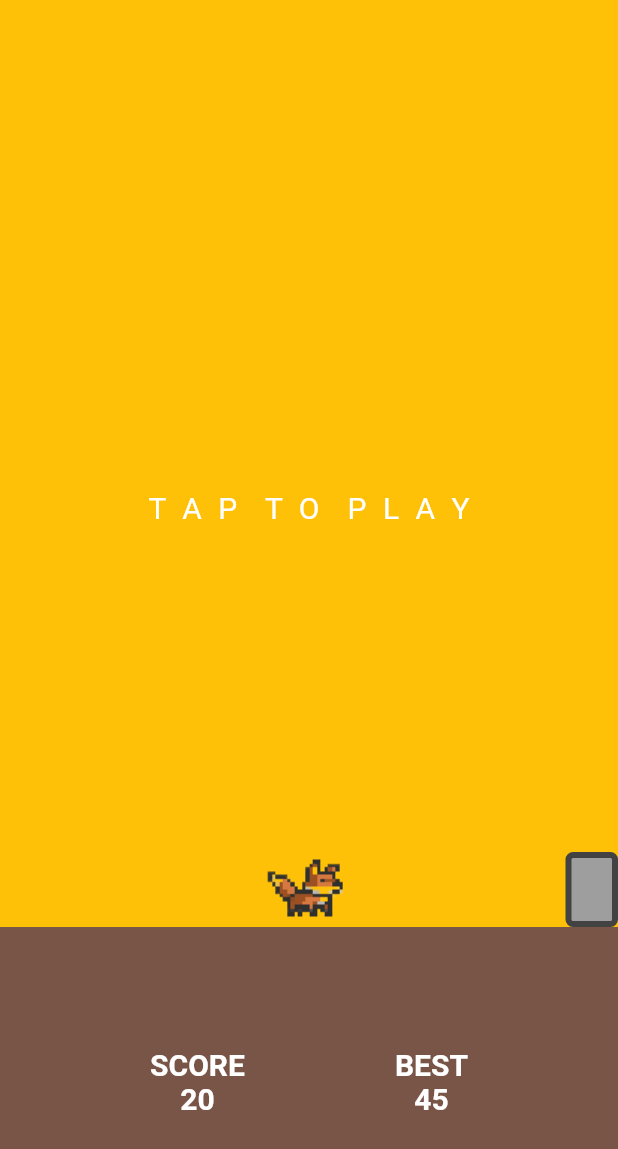
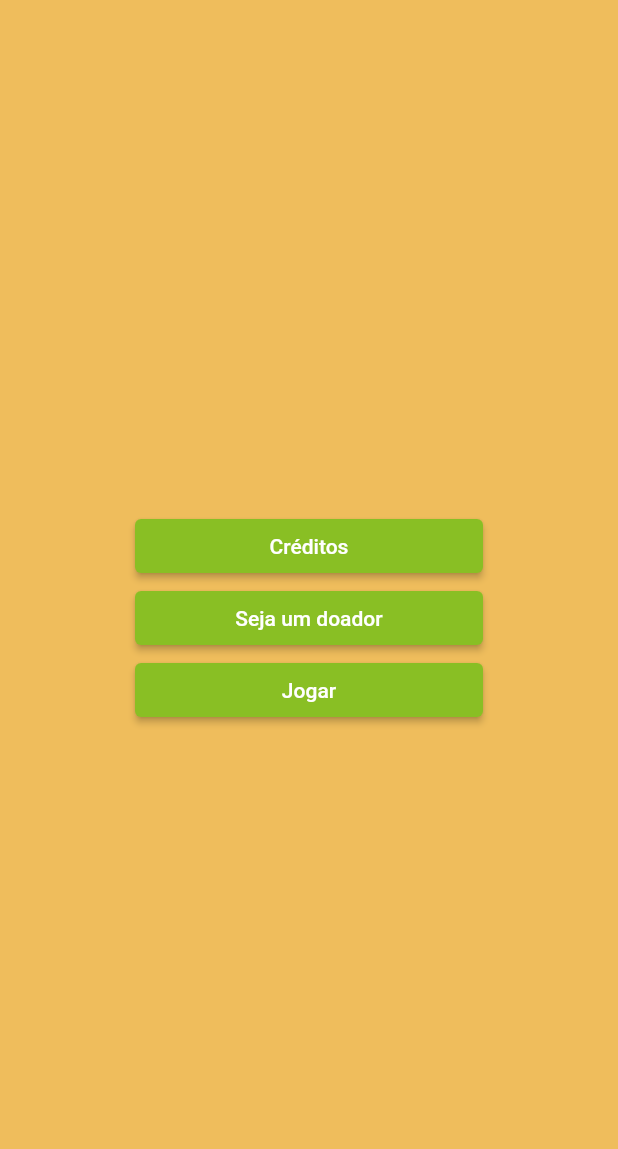
Before and after one commit to jvsena42/apipa_game_flutter, a Flutter app: the screen it shows after launch, on a phone screen of 412 x 824 dp. Shown: the top 1149 px of the screen. Run offline on Flutter 3.47's test engine with Material 2 defaults, Android fonts, the light colour scheme and no system bars.

Commit message:
feat: navigation

```diff
--- /dev/null
+++ b/lib/components/buttons.dart
@@ -0,0 +1,17 @@
+import 'package:flutter/material.dart';
+
+class NormalButton extends StatelessWidget {
+
+  final String label;
+  final void Function()? onPress;
+
+  NormalButton({required this.label, this.onPress});
+
+  @override
+  Widget build(BuildContext context) {
+    return ElevatedButton(
+      onPressed: onPress,
+      child: Text(label),
+    );
+  }
+}
--- a/lib/main.dart
+++ b/lib/main.dart
@@ -1,18 +1,25 @@
-import 'package:apipa_game_flutter/screens/homepage.dart';
+import 'package:apipa_game_flutter/constants/colors.dart';
+import 'package:apipa_game_flutter/screens/game.dart';
+import 'package:apipa_game_flutter/screens/home.dart';
 import 'package:flutter/material.dart';
 
 void main() {
-  runApp(const MyApp());
+  runApp(MyApp());
 }
 
 class MyApp extends StatelessWidget {
-  const MyApp({Key? key}) : super(key: key);
-
   @override
   Widget build(BuildContext context) {
-    return const MaterialApp(
-      debugShowCheckedModeBanner: false,
-      home: HomePage(),
+    return MaterialApp(
+      theme: ThemeData.light().copyWith(
+        colorScheme: const ColorScheme.light(primary: kGreen),
+        scaffoldBackgroundColor: kDarkYellow,
+      ),
+      initialRoute: 'home',
+      routes: {
+        'home': (context) => Home(),
+        'game': (context) => GamePage()
+      },
     );
   }
 }
--- a/lib/screens/homepage.dart
+++ b/lib/screens/game.dart
@@ -6,14 +6,13 @@ import 'package:apipa_game_flutter/material.dart';
 import 'package:flutter/cupertino.dart';
 import 'package:flutter/material.dart';
 
-class HomePage extends StatefulWidget {
-  const HomePage({Key? key}) : super(key: key);
+class GamePage extends StatefulWidget {
 
   @override
-  _HomePageState createState() => _HomePageState();
+  _GamePageState createState() => _GamePageState();
 }
 
-class _HomePageState extends State<HomePage> {
+class _GamePageState extends State<GamePage> {
   //Dog Variables
   double dogX = 0.0;
   double dogY = 1.0;
--- /dev/null
+++ b/lib/screens/home.dart
@@ -0,0 +1,40 @@
+import 'package:apipa_game_flutter/components/buttons.dart';
+import 'package:flutter/material.dart';
+
+class Home extends StatefulWidget {
+  @override
+  _HomeState createState() => _HomeState();
+}
+
+class _HomeState extends State<Home> {
+  @override
+  Widget build(BuildContext context) {
+    return Scaffold(
+      body: Center(
+        child: Padding(
+          padding: const EdgeInsets.all(90.0),
+          child: Column(
+            mainAxisAlignment: MainAxisAlignment.center,
+            crossAxisAlignment: CrossAxisAlignment.stretch,
+            children: [
+              NormalButton(
+                label: 'Créditos',
+                onPress: (){}
+              ),
+              NormalButton(
+                  label: 'Seja um doador',
+                  onPress: (){}
+              ),
+              NormalButton(
+                  label: 'Jogar',
+                  onPress: (){
+                    Navigator.pushNamed(context, 'game');
+                  }
+              ),
+            ],
+          ),
+        ),
+      ),
+    );
+  }
+}
```
